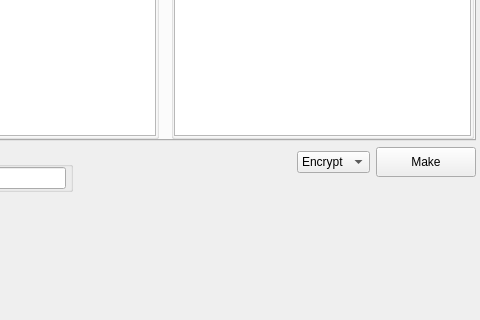
First picture: the form in app/gui/symmetric/playfair/playfair.ui, repository vasilypht/crypto-methods, before the edit; both pictures show x 150 to 630 and y 95 to 415 of the 630 by 415 pixel window.
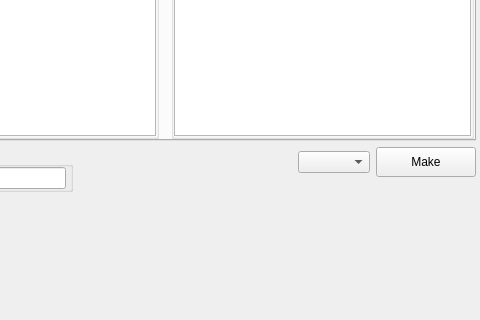
Second picture: the form after the edit.

Commit message: Added documentation to the playfair.py module, as well as to the corresponding widget.

```diff
--- a/app/gui/symmetric/playfair/playfair.ui
+++ b/app/gui/symmetric/playfair/playfair.ui
@@ -219,18 +219,7 @@
           <number>-1</number>
          </property>
          <item>
-          <widget class="QComboBox" name="combo_box_mode">
-           <item>
-            <property name="text">
-             <string>Encrypt</string>
-            </property>
-           </item>
-           <item>
-            <property name="text">
-             <string>Decrypt</string>
-            </property>
-           </item>
-          </widget>
+          <widget class="QComboBox" name="combo_box_enc_proc"/>
          </item>
          <item>
           <widget class="QPushButton" name="button_make">
```
The commit also changes 3 other files.
